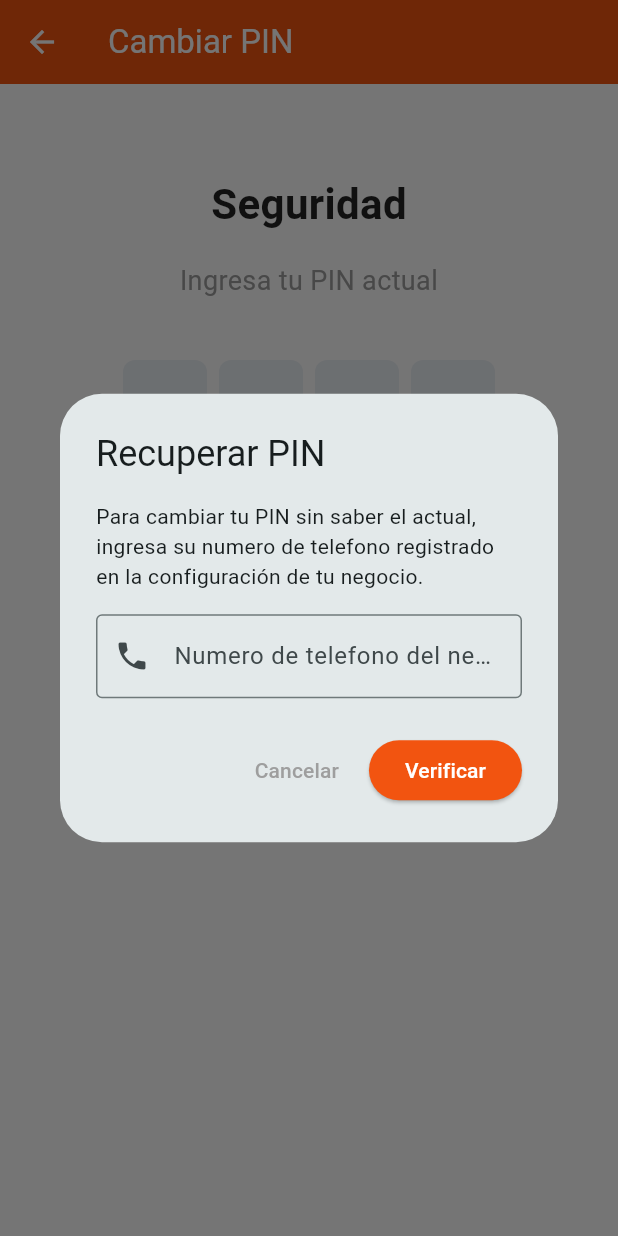
After one commit to Erick360/tiendita, a Flutter app: the ChangePinScreen screen opened by its route, after a tap on "¿Olvidaste tu PIN?", on a phone screen of 412 x 824 dp. The commit adds this screen. Run offline on Flutter 3.47's test engine with Material 3 defaults, Android fonts, the phone set to English and light mode, and no system bars; drawn by our look-alikes of pinput; our stand-ins replace drift, file_picker, fl_chart, flutter_riverpod, image_picker, local_auth and 5 more; missing offline and left inert: excel; accounts and stored records are empty; generated files the repository leaves out were written again; statements that could not run were skipped.

Commit message:
update auth screen

```diff
--- a/lib/main.dart
+++ b/lib/main.dart
@@ -3,6 +3,7 @@ import 'package:flutter_riverpod/flutter_riverpod.dart';
 import 'package:tiendita/constants/constants.dart';
 import 'package:tiendita/providers/theme_provider.dart';
 import 'package:tiendita/screens/auth/authentication.dart';
+import 'package:tiendita/screens/settings/change_pin.dart';
 import 'package:tiendita/screens/settings/import_export_database.dart';
 import 'package:tiendita/screens/splash_screen.dart';
 import 'package:tiendita/screens/category/category_screen.dart';
@@ -108,8 +109,9 @@ class TienditaApp extends ConsumerWidget {
         ExpensesScreen.id: (context) => const ExpensesScreen(),
         SalesHistoryToday.id: (context) => const SalesHistoryToday(),
         SalesHistoryCustom.id: (context) => const SalesHistoryCustom(),
-        Authentication.id: (context) => const Authentication(),
+        AuthScreen.id: (context) => AuthScreen(),
         ImportExportDatabase.id: (context) => ImportExportDatabase(),
+        ChangePinScreen.id: (context) => ChangePinScreen(),
       },
     );
   }
--- /dev/null
+++ b/lib/providers/security_provider.dart
@@ -0,0 +1,38 @@
+import 'package:flutter_riverpod/flutter_riverpod.dart';
+import 'package:shared_preferences/shared_preferences.dart';
+
+class SecurityState{
+  final String? appPin;
+  final bool useBiometrics;
+
+  SecurityState({
+    this.appPin, this.useBiometrics = false,
+  });
+}
+
+class SecurityNotifier extends StateNotifier<SecurityState>{
+  SecurityNotifier() : super(SecurityState()){
+    _loadSecuritySettings();
+  }
+
+  Future<void> _loadSecuritySettings() async{
+    final prefs = await SharedPreferences.getInstance();
+    final pin = prefs.getString('app_pin');
+    final biometrics = prefs.getBool('use_biometrics') ?? false;
+    state = SecurityState(appPin: pin, useBiometrics: biometrics);
+  }
+
+  Future<void> setAppPin(String pin) async{
+    final prefs = await SharedPreferences.getInstance();
+    await prefs.setString('app_pin', pin);
+    state = SecurityState(appPin: pin, useBiometrics: state.useBiometrics);
+  }
+
+  Future<void> toggleBiometrics(bool value) async{
+    final prefs = await SharedPreferences.getInstance();
+    await prefs.setBool('use_biometrics', value);
+    state = SecurityState(appPin: state.appPin, useBiometrics: value);
+  }
+}
+
+final securityProvider = StateNotifierProvider<SecurityNotifier, SecurityState>((ref) => SecurityNotifier());
--- a/lib/screens/company/company_setup_screen.dart
+++ b/lib/screens/company/company_setup_screen.dart
@@ -55,7 +55,7 @@ class _CompanySetupState extends ConsumerState<CompanySetupScreen>{
 
       await ref.read(companyNotifierProvider.notifier).saveCompany(company);
       if(mounted){
-        showSuccessSnackBar(context, "Base de datos importada exitosamente.");
+        showSuccessSnackBar(context, "Datos guardados correctamente");
         Navigator.pushNamedAndRemoveUntil(
             context,
             HomeScreen.id,
--- a/lib/screens/sales_details/my_sales_details.dart
+++ b/lib/screens/sales_details/my_sales_details.dart
@@ -101,8 +101,9 @@ class _SalesDetailsState extends ConsumerState<SalesDetails>{
     }).toList();
     String periodName = getDay(DateFormat('EEEE').format(now));
     if (_selectedPeriod == ReportPeriod.weekly) periodName = "Semanal";
-    if (_selectedPeriod == ReportPeriod.monthly)
+    if (_selectedPeriod == ReportPeriod.monthly) {
       periodName = getMonth(DateFormat.MMMM().format(now));
+    }
 
     kPdf.addPage(
       pw.MultiPage(
--- /dev/null
+++ b/lib/screens/settings/change_pin.dart
@@ -0,0 +1,182 @@
+import 'package:flutter/material.dart';
+import 'package:flutter_riverpod/flutter_riverpod.dart';
+import 'package:pinput/pinput.dart';
+import 'package:tiendita/providers/security_provider.dart';
+import 'package:tiendita/providers/company_provider.dart';
+import 'package:tiendita/constants/constants.dart';
+
+class ChangePinScreen extends ConsumerStatefulWidget {
+  const ChangePinScreen({super.key});
+  static String id = "change_pin_screen";
+
+  @override
+  ConsumerState<ChangePinScreen> createState() => _ChangePinScreenState();
+}
+
+class _ChangePinScreenState extends ConsumerState<ChangePinScreen> {
+  final TextEditingController _pinController = TextEditingController();
+  int _step = 0;
+  String _newPin = "";
+  String _statusMessage = "Ingresa tu PIN actual";
+
+  @override
+  void dispose() {
+    _pinController.dispose();
+    super.dispose();
+  }
+
+  void _onCompleted(String enteredPin) async {
+    final currentPin = ref.read(securityProvider).appPin;
+
+    if (_step == 0) {
+      if (enteredPin == currentPin) {
+        setState(() {
+          _step = 1;
+          _statusMessage = "Crea tu nuevo PIN";
+          _pinController.clear();
+        });
+      } else {
+        showErrorSnackBar(context, "PIN incorrecto. Intenta de nuevo.");
+        _pinController.clear();
+      }
+    }
+
+    else if (_step == 1) {
+      setState(() {
+        _newPin = enteredPin;
+        _step = 2;
+        _statusMessage = "Confirma tu nuevo PIN";
+        _pinController.clear();
+      });
+    }
+    else if (_step == 2) {
+      if (enteredPin == _newPin) {
+        await ref.read(securityProvider.notifier).setAppPin(_newPin);
+        if (mounted) {
+          showSuccessSnackBar(context, "PIN actualizado exitosamente");
+          Navigator.pop(context);
+        }
+      } else {
+        showErrorSnackBar(context, "Los PINs no coinciden. Intenta de nuevo.");
+        setState(() {
+          _step = 1;
+          _newPin = "";
+          _statusMessage = "Crea tu nuevo PIN";
+          _pinController.clear();
+        });
+      }
+    }
+  }
+
+  void _showRecoveryDialog() {
+    final TextEditingController phoneCompanyController = TextEditingController();
+
+    showDialog(
+      context: context,
+      builder: (ctx) => AlertDialog(
+        title: const Text('Recuperar PIN'),
+        content: Column(
+          mainAxisSize: MainAxisSize.min,
+          children: [
+            const Text('Para cambiar tu PIN sin saber el actual, ingresa su numero de telefono registrado en la configuración de tu negocio.'),
+            const SizedBox(height: 15),
+            TextField(
+              controller: phoneCompanyController,
+              keyboardType: TextInputType.phone,
+              decoration: InputDecoration(
+                  labelText: 'Numero de telefono del negocio',
+                  border: OutlineInputBorder(),
+                  prefixIcon: Icon(Icons.phone)
+              ),
+            ),
+          ],
+        ),
+        actions: [
+          TextButton(
+              onPressed: () => Navigator.pop(ctx),
+              child: const Text('Cancelar', style: TextStyle(color: Colors.grey))
+          ),
+          ElevatedButton(
+            style: ElevatedButton.styleFrom(backgroundColor: const Color(0xFFF25410)),
+            onPressed: () async {
+              final companyData = await ref.read(companyRepositoryProvider).getCompany();
+
+
+              if (companyData != null &&
+                  companyData.phoneNumberCompany.trim().toLowerCase() ==phoneCompanyController.text.trim().toLowerCase()) {
+
+                Navigator.pop(ctx);
+                setState(() {
+                  _step = 1;
+                  _statusMessage = "Identidad verificada. Crea tu nuevo PIN.";
+                  _pinController.clear();
+                });
+
+              } else {
+                Navigator.pop(ctx);
+                showErrorSnackBar(context, "El numero de telefono no coincide con los registros del sistema.");
+              }
+            },
+            child: const Text('Verificar', style: TextStyle(color: Colors.white)),
+          ),
+        ],
+      ),
+    );
+  }
+
+  @override
+  Widget build(BuildContext context) {
+    return Scaffold(
+      backgroundColor: Colors.white,
+      appBar: AppBar(
+        backgroundColor: const Color(0xFFF25410),
+        title: const Text('Cambiar PIN', style: TextStyle(color: Colors.white)),
+        iconTheme: const IconThemeData(color: Colors.white),
+        elevation: 0,
+      ),
+      body: SafeArea(
+        child: Center(
+          child: Column(
+            children: [
+              const SizedBox(height: 60),
+              const Text(
+                'Seguridad',
+                style: TextStyle(
+                  fontSize: 28,
+                  fontWeight: FontWeight.bold,
+                  color: Colors.black87,
+                ),
+              ),
+              const SizedBox(height: 18),
+              Padding(
+                padding: const EdgeInsets.symmetric(horizontal: 30),
+                child: Text(
+                  _statusMessage,
+                  textAlign: TextAlign.center,
+                  style: const TextStyle(fontSize: 18, color: Colors.grey),
+                ),
+              ),
+              const SizedBox(height: 40),
+
+              Pinput(
+                obscureText: true,
+                autofocus: true,
+                controller: _pinController,
+                length: 4,
+                onCompleted: _onCompleted,
+              ),
+
+              const SizedBox(height: 30),
+
+              if (_step == 0)
+                TextButton(
+                  onPressed: _showRecoveryDialog,
+                  child: const Text('¿Olvidaste tu PIN?', style: TextStyle(color: Color(0xFFF25410), fontSize: 16)),
+                ),
+            ],
+          ),
+        ),
+      ),
+    );
+  }
+}
--- a/lib/screens/settings/settings_screen.dart
+++ b/lib/screens/settings/settings_screen.dart
@@ -1,8 +1,8 @@
 import 'package:flutter/material.dart';
 import 'package:flutter_riverpod/flutter_riverpod.dart';
-import 'package:app_settings/app_settings.dart';
 import 'package:tiendita/providers/alert_settings_provider.dart';
 import 'package:tiendita/providers/theme_provider.dart';
+import 'package:tiendita/screens/settings/change_pin.dart';
 import 'package:tiendita/screens/settings/import_export_database.dart';
 
 
@@ -164,7 +164,8 @@ void _showThemeDialog(BuildContext context, WidgetRef ref, ThemeMode currentThem
             subtitle: Text('PIN y Huella digital'),
             trailing: Icon(Icons.chevron_right),
             onTap: () =>
-                AppSettings.openAppSettings(type: AppSettingsType.lockAndPassword),
+                Navigator.pushReplacementNamed(context, ChangePinScreen.id)
+                //AppSettings.openAppSettings(type: AppSettingsType.lockAndPassword),
           ),
           const Divider(),
           ListTile(
--- a/lib/screens/shop_details/my_shopping_details.dart
+++ b/lib/screens/shop_details/my_shopping_details.dart
@@ -1,5 +1,4 @@
 import 'dart:io';
-
 import 'package:excel/excel.dart';
 import 'package:flutter/material.dart';
 import 'package:flutter_riverpod/flutter_riverpod.dart';
--- a/pubspec.yaml
+++ b/pubspec.yaml
@@ -38,6 +38,7 @@ dependencies:
   excel: ^4.0.6
   app_settings: ^7.0.0
   shared_preferences: ^2.5.5
+  pinput: ^6.0.2
 dev_dependencies:
   #flutter_launcher_icons: ^0.13.1
   flutter_test:
```
Also changed, not shown: lib/screens/auth/authentication.dart (+128 -94 lines), lib/screens/splash_screen.dart (+4 -15 lines), pubspec.lock.
